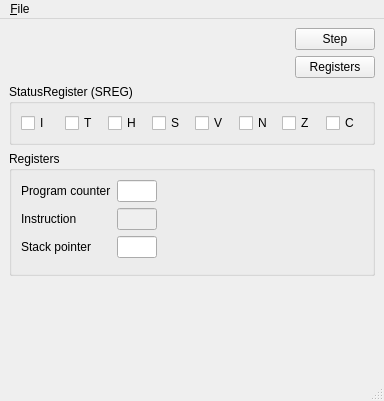
Before: the Qt Designer form ui/ui/MainWindow.ui in mlafroce/avr-avogadro, drawn with Qt 5.
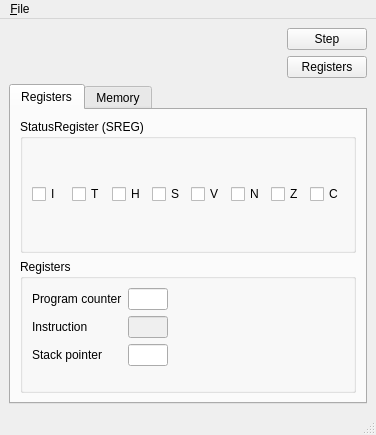
After: the same form once the commit is applied. Custom widgets are drawn as their Qt base class.

Commit message: Resolve #14 Adds QHexEditor as memory viewer

Diff of the .ui file:
```diff
--- a/ui/ui/MainWindow.ui
+++ b/ui/ui/MainWindow.ui
@@ -6,8 +6,8 @@
    <rect>
     <x>0</x>
     <y>0</y>
-    <width>384</width>
-    <height>401</height>
+    <width>376</width>
+    <height>435</height>
    </rect>
   </property>
   <property name="windowTitle">
@@ -67,6 +67,16 @@
      </layout>
     </item>
     <item>
+     <widget class="QTabWidget" name="tabWidget">
+      <property name="currentIndex">
+       <number>0</number>
+      </property>
+      <widget class="QWidget" name="registerTab">
+       <attribute name="title">
+        <string>Registers</string>
+       </attribute>
+       <layout class="QVBoxLayout" name="registerLayout">
+        <item>
      <widget class="QGroupBox" name="groupBox">
       <property name="title">
        <string>StatusRegister (SREG)</string>
@@ -133,6 +143,9 @@
     </item>
     <item>
      <widget class="QGroupBox" name="registerGroupBox">
+          <property name="enabled">
+           <bool>true</bool>
+          </property>
       <property name="title">
        <string>Registers</string>
       </property>
@@ -198,8 +211,7 @@
          <item row="1" column="2">
           <layout class="QHBoxLayout" name="decodedInstHorizontalLayout">
            <item>
-            <widget class="QLabel" name="decodedInstructionLabel">
-            </widget>
+                <widget class="QLabel" name="decodedInstructionLabel"/>
            </item>
            <item>
             <spacer name="horizontalSpacer_4">
@@ -254,18 +266,29 @@
       </layout>
      </widget>
     </item>
+       </layout>
+      </widget>
+      <widget class="QWidget" name="memoryTab">
+       <attribute name="title">
+        <string>Memory</string>
+       </attribute>
+       <layout class="QVBoxLayout" name="verticalLayout_3">
     <item>
-     <spacer name="verticalSpacer">
-      <property name="orientation">
-       <enum>Qt::Vertical</enum>
-      </property>
-      <property name="sizeHint" stdset="0">
-       <size>
-        <width>0</width>
-        <height>0</height>
-       </size>
-      </property>
-     </spacer>
+         <widget class="QHexEdit" name="hexEdit">
+          <property name="toolTip">
+           <string>QHexEditWidget</string>
+          </property>
+          <property name="whatsThis">
+           <string>QHexEdit widget allow to edit the data in hex view.</string>
+          </property>
+          <property name="asciiArea">
+           <bool>true</bool>
+          </property>
+         </widget>
+        </item>
+       </layout>
+      </widget>
+     </widget>
     </item>
    </layout>
   </widget>
@@ -274,8 +297,8 @@
     <rect>
      <x>0</x>
      <y>0</y>
-     <width>384</width>
-     <height>19</height>
+     <width>376</width>
+     <height>30</height>
     </rect>
    </property>
    <widget class="QMenu" name="fileMenu">
@@ -308,6 +331,12 @@
    <extends>QLineEdit</extends>
    <header>NumericEdit.h</header>
   </customwidget>
+  <customwidget>
+   <class>QHexEdit</class>
+   <extends>QWidget</extends>
+   <header>qhexedit.h</header>
+   <container>1</container>
+  </customwidget>
  </customwidgets>
  <resources/>
  <connections>
```
Lines whose indentation alone changed are shown as unchanged. The commit also changes 10 other files.
